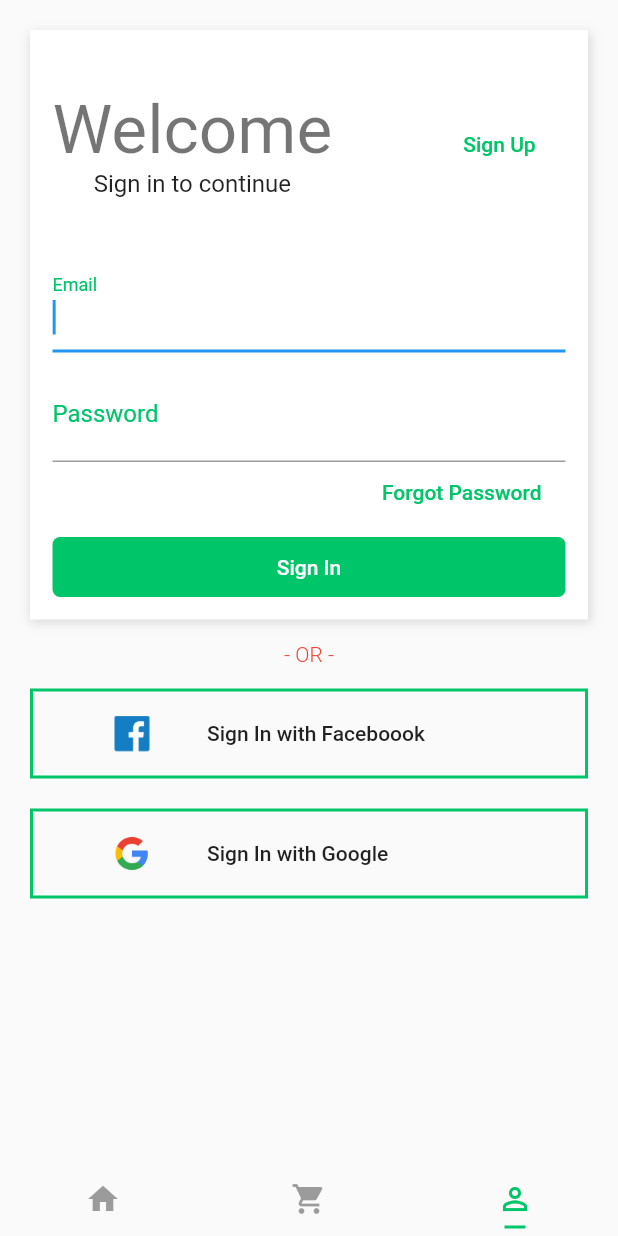
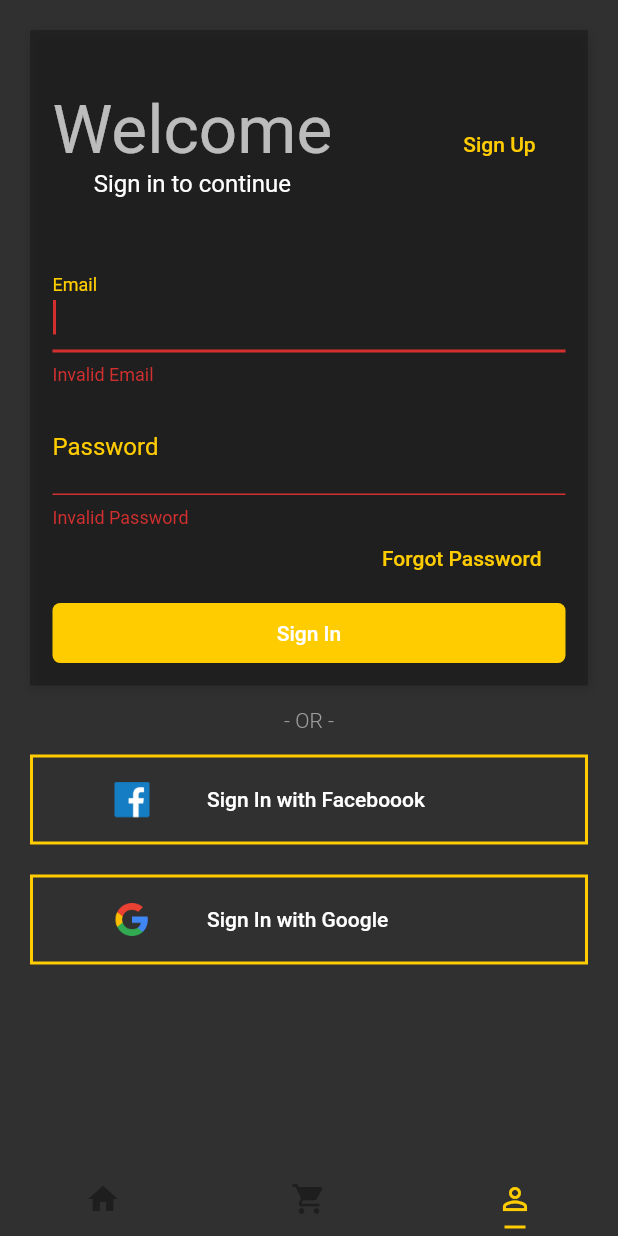
Before and after one commit to felipeminello/flutter-7185, a Flutter app: the screen it shows after launch, item 3 of the bottom bar chosen, after a tap on "Sign In", on a phone screen of 412 x 824 dp. Run offline on Flutter 3.47's test engine with Material 2 defaults, Android fonts, the phone set to English and light mode, and no system bars.

```diff
--- a/lib/main.dart
+++ b/lib/main.dart
@@ -1,5 +1,7 @@
 import 'package:flutter/material.dart';
 import 'package:shopping/pages/tabs.page.dart';
+import 'package:shopping/themes/dark-yellow.theme.dart';
+import 'package:shopping/themes/dark.theme.dart';
 import 'package:shopping/themes/light.theme.dart';
 
 void main() => runApp(MyApp());
@@ -11,7 +13,7 @@ class MyApp extends StatelessWidget {
     return MaterialApp(
       title: 'Shopping',
       debugShowCheckedModeBanner: false,
-      theme: lightTheme(),
+      theme: darkYellowTheme(),
       home: DefaultTabController(
         length: 3,
         child: TabsPage(),
--- a/lib/pages/home.page.dart
+++ b/lib/pages/home.page.dart
@@ -9,7 +9,7 @@ class HomePage extends StatelessWidget {
     return Scaffold(
       body: Container(
         padding: EdgeInsets.all(15),
-        color: Color(0xFFF5F5F5),
+        // color: Color(0xFFF5F5F5),
         child: Column(
           crossAxisAlignment: CrossAxisAlignment.stretch,
           children: <Widget>[
--- a/lib/pages/login.page.dart
+++ b/lib/pages/login.page.dart
@@ -2,6 +2,10 @@ import 'package:flutter/material.dart';
 import 'package:shopping/pages/singup.page.dart';
 
 class LoginPage extends StatelessWidget {
+  final _formKey = GlobalKey<FormState>();
+  String _email;
+  String _password;
+
   @override
   Widget build(BuildContext context) {
     return SafeArea(
@@ -32,6 +36,8 @@ class LoginPage extends StatelessWidget {
                       right: 15,
                       bottom: 15,
                     ),
+                    child: Form(
+                      key: _formKey,
                       child: Column(
                         // era um ListView
                         children: <Widget>[
@@ -42,11 +48,13 @@ class LoginPage extends StatelessWidget {
                                 children: <Widget>[
                                   Text(
                                     'Welcome',
-                                  style: Theme.of(context).textTheme.headline3,
+                                    style:
+                                        Theme.of(context).textTheme.headline3,
                                   ),
                                   Text(
                                     'Sign in to continue',
-                                  style: Theme.of(context).textTheme.subtitle1,
+                                    style:
+                                        Theme.of(context).textTheme.subtitle1,
                                   ),
                                 ],
                               ),
@@ -86,6 +94,14 @@ class LoginPage extends StatelessWidget {
                               fontSize: 20,
                               color: Theme.of(context).primaryColor,
                             ),
+                            validator: (value) {
+                              if (value.isEmpty) {
+                                return 'Invalid Email';
+                              }
+
+                              return null;
+                            },
+                            onSaved: (input) => _email = input,
                           ),
                           SizedBox(
                             height: 10,
@@ -105,6 +121,14 @@ class LoginPage extends StatelessWidget {
                               fontSize: 20,
                               color: Theme.of(context).primaryColor,
                             ),
+                            validator: (value) {
+                              if (value.isEmpty) {
+                                return 'Invalid Password';
+                              }
+
+                              return null;
+                            },
+                            onSaved: (input) => _password = input,
                           ),
                           Container(
                             height: 40,
@@ -138,10 +162,23 @@ class LoginPage extends StatelessWidget {
                                   color: Colors.white,
                                 ),
                               ),
-                            onPressed: () {},
+                              onPressed: () {
+                                if (_formKey.currentState.validate()) {
+                                  _formKey.currentState.save();
+                                  print(_email);
+                                  print(_password);
+
+                                  Scaffold.of(context).showSnackBar(
+                                    SnackBar(
+                                      content: Text('Welcome, $_email'),
+                                    ),
+                                  );
+                                }
+                              },
                             ),
                           ),
                         ],
+                      ),
                     ),
                   ),
                 ),
--- /dev/null
+++ b/lib/themes/dark-yellow.theme.dart
@@ -0,0 +1,23 @@
+import 'package:flutter/material.dart';
+
+const brightness = Brightness.dark;
+const primaryColor = const Color(0xFFFFCC00);
+const lightColor = const Color(0xFFFFFFFF);
+const backgroundColor = const Color(0xFFF5F5F5);
+
+ThemeData darkYellowTheme() {
+  return ThemeData(
+    brightness: brightness,
+    primaryColor: primaryColor,
+    accentColor: Colors.black26,
+    textTheme: new TextTheme(
+      bodyText2: new TextStyle(color: Colors.grey), //body1
+      headline1: new TextStyle(fontSize: 78), //display4
+      button: new TextStyle(color: Colors.green),
+      headline5: new TextStyle(
+        color: Colors.deepOrange,
+        fontWeight: FontWeight.bold,
+      ), //headline
+    ),
+  );
+}
--- a/lib/widgets/category/category-item-widget.dart
+++ b/lib/widgets/category/category-item-widget.dart
@@ -13,7 +13,7 @@ class CategoryItem extends StatelessWidget {
       margin: EdgeInsets.all(10),
       padding: EdgeInsets.all(10),
       decoration: BoxDecoration(
-        color: Colors.white,
+        color: Theme.of(context).accentColor,
         boxShadow: [
           new BoxShadow(
             color: Colors.black12,
--- a/lib/widgets/product/product-item.widget.dart
+++ b/lib/widgets/product/product-item.widget.dart
@@ -76,7 +76,7 @@ class ProductItem extends StatelessWidget {
             style: TextStyle(
               fontSize: 16,
               fontWeight: FontWeight.bold,
-              color: Colors.green,
+              color: Theme.of(context).primaryColor,
             ),
           )
         ],
--- a/lib/widgets/search-box.widget.dart
+++ b/lib/widgets/search-box.widget.dart
@@ -28,7 +28,7 @@ class SearchBox extends StatelessWidget {
                 border: InputBorder.none,
                 hintText: 'Search...',
                 labelStyle: TextStyle(
-                  color: Colors.black,
+                  // color: Colors.black,
                   fontWeight: FontWeight.w400,
                   fontSize: 16,
                 ),
```
Also changed, not shown: lib/pages/singup.page.dart (+10 -10 lines), lib/themes/dark.theme.dart (added, +23 -0 lines). Lines whose indentation alone changed are shown as unchanged.
